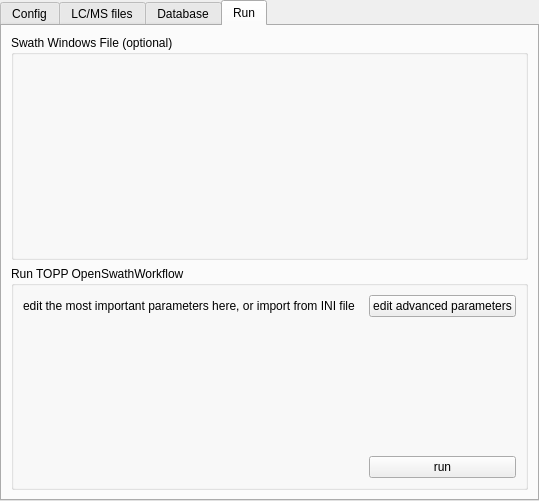
Old version of the form src/openms_gui/source/VISUAL/DIALOGS/SwathTabWidget.ui in the repository OpenMS/OpenMS-TOPP-GUI.
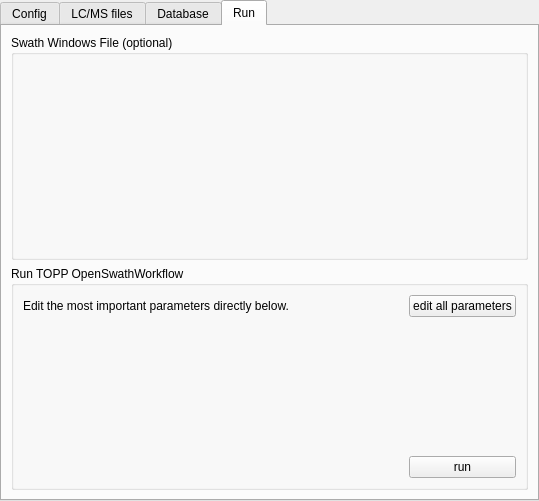
New version of the form. Custom widgets are drawn as their Qt base class.

Commit message: edit advanced parameters

The edit to the form file:
```diff
--- a/src/openms_gui/source/VISUAL/DIALOGS/SwathTabWidget.ui
+++ b/src/openms_gui/source/VISUAL/DIALOGS/SwathTabWidget.ui
@@ -245,7 +245,7 @@
        <item row="0" column="2">
         <widget class="QPushButton" name="edit_advanced_parameters">
          <property name="text">
-          <string>edit advanced parameters</string>
+          <string>edit all parameters</string>
          </property>
         </widget>
        </item>
@@ -275,7 +275,7 @@
        <item row="0" column="0">
         <widget class="QLabel" name="label_2">
          <property name="text">
-          <string>edit the most important parameters here, or import from INI file</string>
+          <string>Edit the most important parameters directly below.</string>
          </property>
         </widget>
        </item>
```
The commit also changes 4 other files.
